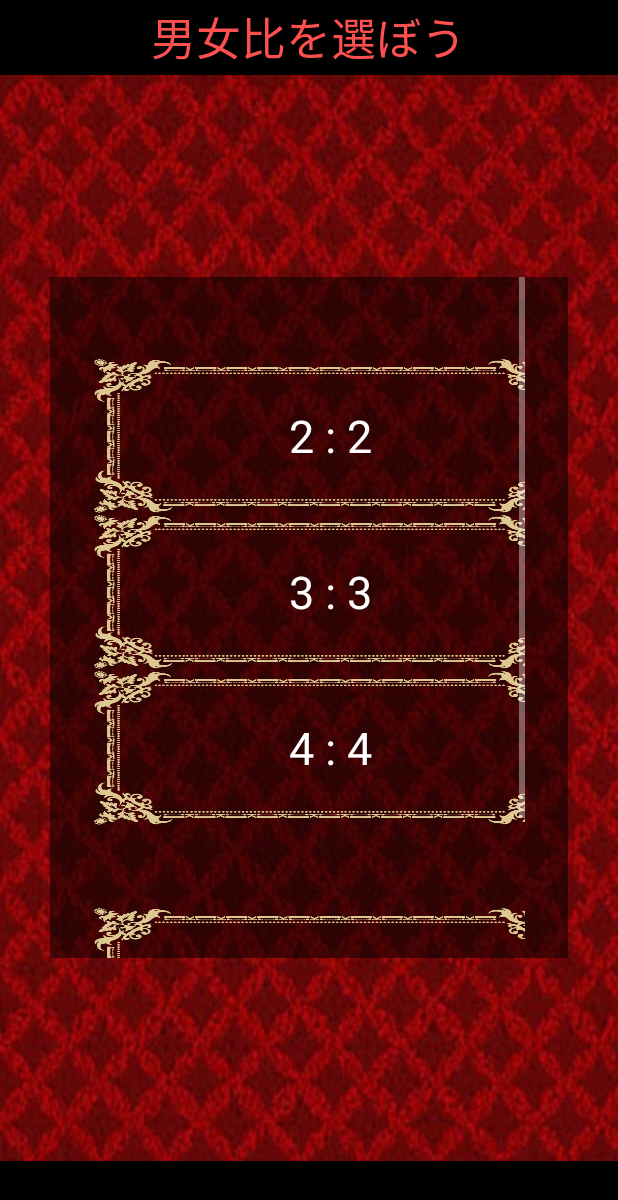
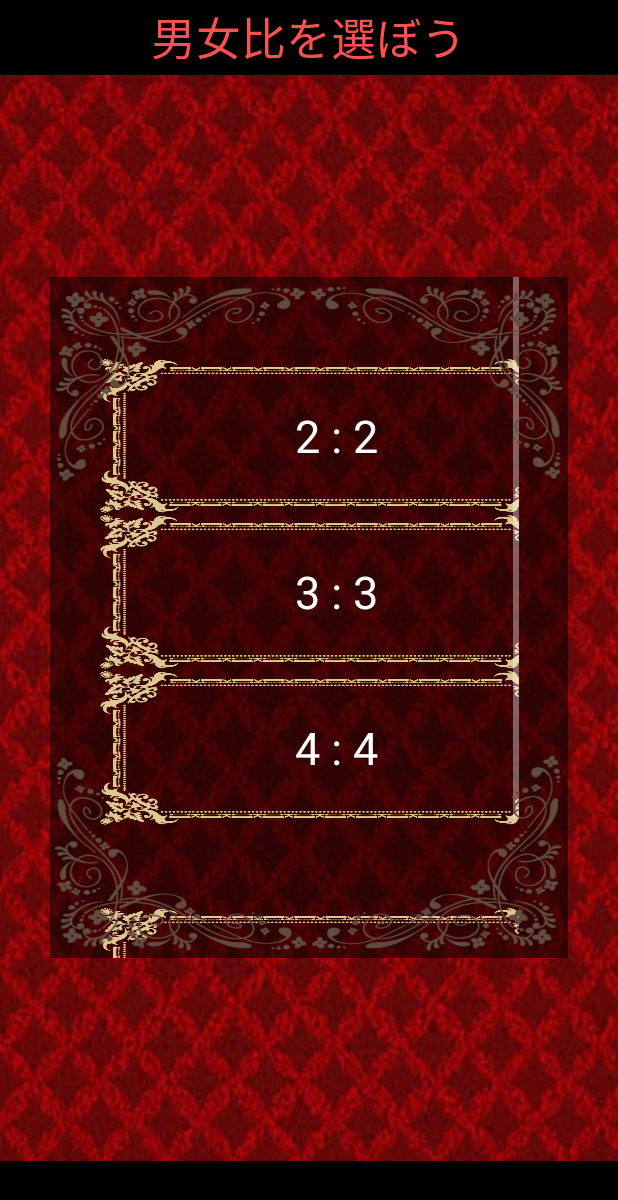
Before and after one commit to dhacks/team-b, an Android app: the IndexActivity screen opened directly, with no data from a screen before it, on a phone screen of 412 x 824 dp. Shown: the top 1200 px of the screen. Run offline under Robolectric (Android 15) with nearby library versions, the phone set to English and light mode, and no system bars; Roboto replaces fonts that are not available here; 1 statement that could not run was skipped.

Commit message:
Minor change IndexActivity

```diff
--- a/app/src/main/java/com/ice/creame/lollopop/BaseActivity.java
+++ b/app/src/main/java/com/ice/creame/lollopop/BaseActivity.java
@@ -47,7 +47,7 @@ public class BaseActivity extends AppCompatActivity {
 
     //select_text
     final String SELECT1[] = {"が非常に重要", "がやや重要", "同等"};
-    final String SELECT2[]={"が好き","のほうが少し好き","同じぐらい好き"};
+    final String SELECT2[]={"が非常に良い","がやや良い","同等"};
 
     //hash_table
     final int combination2[][] = {{0, 1}};
@@ -112,7 +112,6 @@ public class BaseActivity extends AppCompatActivity {
         db = dbHelper.getWritableDatabase();
 
 
-
         /* 画面サイズ取得→機種対応 */
         display = getWindowManager().getDefaultDisplay();
         p = new Point();
--- a/app/src/main/java/com/ice/creame/lollopop/IndexActivity.java
+++ b/app/src/main/java/com/ice/creame/lollopop/IndexActivity.java
@@ -25,6 +25,10 @@ public class IndexActivity extends BaseActivity implements View.OnClickListener
 
         LinearLayout parent = (LinearLayout) findViewById(R.id.parent3);
         parent.setBackgroundResource(BACK_GROUND_IMAGE);
+
+        FrameLayout fr_la = (FrameLayout) findViewById(R.id.fl3);
+        fr_la.setBackgroundResource(R.drawable.waku2);
+        fr_la.bringToFront();
 
         RelativeLayout r1 = (RelativeLayout) findViewById(R.id.r3_1);
         r1.setBackgroundColor(COLOR_3);
--- a/app/src/main/res/layout/index.xml
+++ b/app/src/main/res/layout/index.xml
@@ -17,7 +17,7 @@
             android:background="#85000000">
 
             <FrameLayout
-                android:layout_width="288dp"
+                android:layout_width="280dp"
                 android:layout_height="match_parent"
                 android:layout_gravity="center_horizontal|top"
                 android:id="@+id/fl3_1">
@@ -35,7 +35,14 @@
                         android:id="@+id/ll3">
                     </LinearLayout>
                 </ScrollView>
+
             </FrameLayout>
+
+            <FrameLayout
+                android:layout_width="352dp"
+                android:layout_height="match_parent"
+                android:layout_gravity="center"
+                android:id="@+id/fl3"></FrameLayout>
 
         </FrameLayout>
 
```
Also changed, not shown: app/src/main/res/drawable/waku2.png (added).
